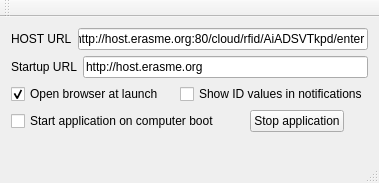
urbanlab/rfidreader, file configwindow.ui: the form before one commit.
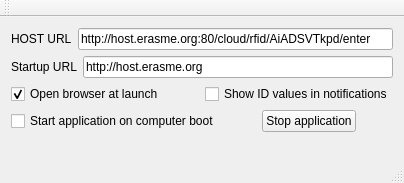
The form after the commit.

```diff
--- a/configwindow.ui
+++ b/configwindow.ui
@@ -6,7 +6,7 @@
    <rect>
     <x>0</x>
     <y>0</y>
-    <width>379</width>
+    <width>404</width>
     <height>183</height>
    </rect>
   </property>
```
Left out of the diff: 6 changed lines with no effect on the pictures.
